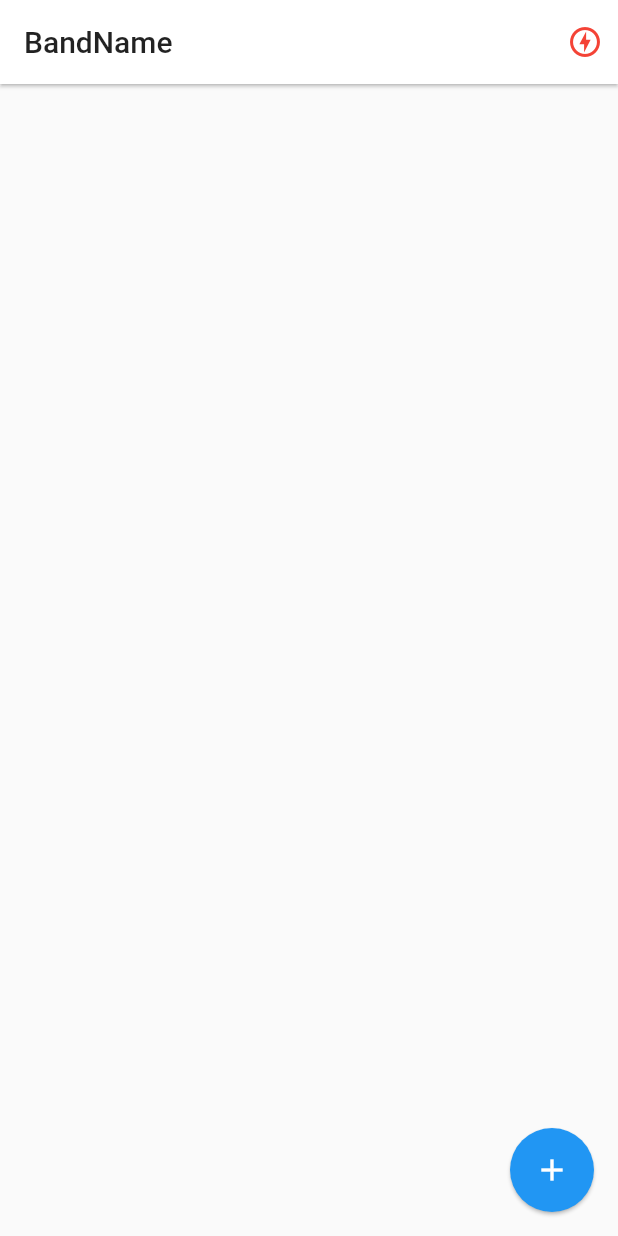
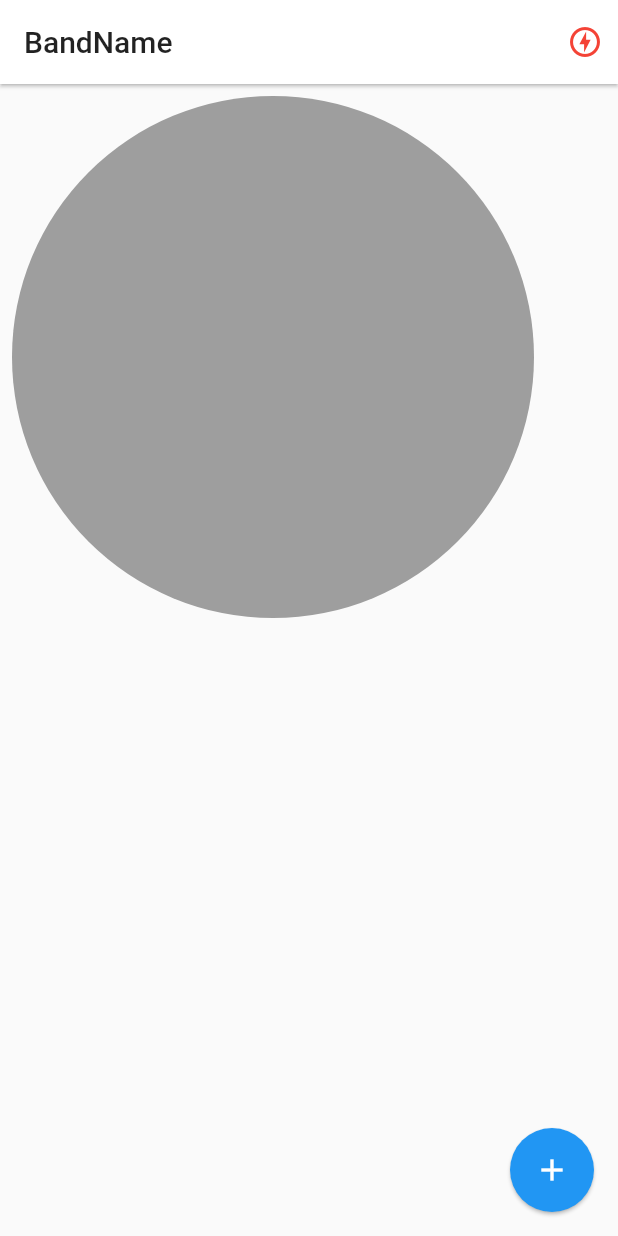
Before and after one commit to devlitus/flutter-badname-sockets, a Flutter app: the screen it shows after launch, on a phone screen of 412 x 824 dp. Run offline on Flutter 3.47's test engine with Material 2 defaults, Android fonts, the phone set to English and light mode, and no system bars; drawn by our look-alikes of pie_chart; our stand-ins replace socket_io_client; network calls fail.

Commit message:
añadir una grafica

```diff
--- a/lib/pages/home.dart
+++ b/lib/pages/home.dart
@@ -1,11 +1,11 @@
 import 'dart:io';
-
-import 'package:band_names/services/socket_service.dart';
 import 'package:flutter/cupertino.dart';
 import 'package:flutter/material.dart';
+import 'package:provider/provider.dart';
+import 'package:pie_chart/pie_chart.dart';
 
 import 'package:band_names/models/band.dart';
-import 'package:provider/provider.dart';
+import 'package:band_names/services/socket_service.dart';
 
 class HomePage extends StatefulWidget {
   const HomePage({Key key}) : super(key: key);
@@ -51,9 +51,16 @@ class _HomePageState extends State<HomePage> {
                   : Icon(Icons.offline_bolt_outlined, color: Colors.red))
         ],
       ),
-      body: ListView.builder(
-        itemCount: bands.length,
-        itemBuilder: (context, index) => _bandTile(bands[index]),
+      body: Column(
+        children: [
+          _showGraph(),
+          Expanded(
+            child: ListView.builder(
+              itemCount: bands.length,
+              itemBuilder: (context, index) => _bandTile(bands[index]),
+            ),
+          ),
+        ],
       ),
       floatingActionButton: FloatingActionButton(
         child: Icon(Icons.add),
@@ -142,4 +149,13 @@ class _HomePageState extends State<HomePage> {
     }
     Navigator.pop(context);
   }
+
+  Widget _showGraph() {
+    Map<String, double> dataMap = new Map();
+    bands.forEach(
+        (band) => dataMap.putIfAbsent(band.name, () => band.votes.toDouble()));
+    return Container(
+      child: PieChart(dataMap: dataMap),
+    );
+  }
 }
--- a/pubspec.yaml
+++ b/pubspec.yaml
@@ -30,6 +30,7 @@ dependencies:
   cupertino_icons: ^1.0.0
   socket_io_client: ^0.9.10
   provider: ^4.3.2+3
+  pie_chart: ^4.0.1
 
 dev_dependencies:
   flutter_test:
```
Also changed, not shown: pubspec.lock.
